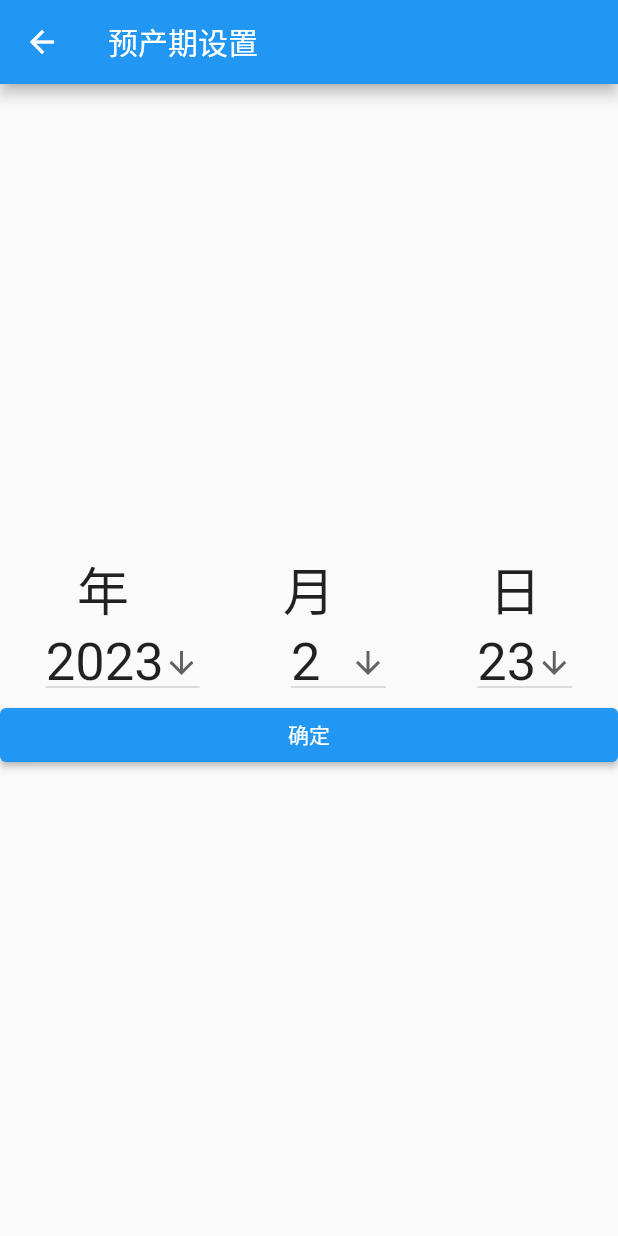
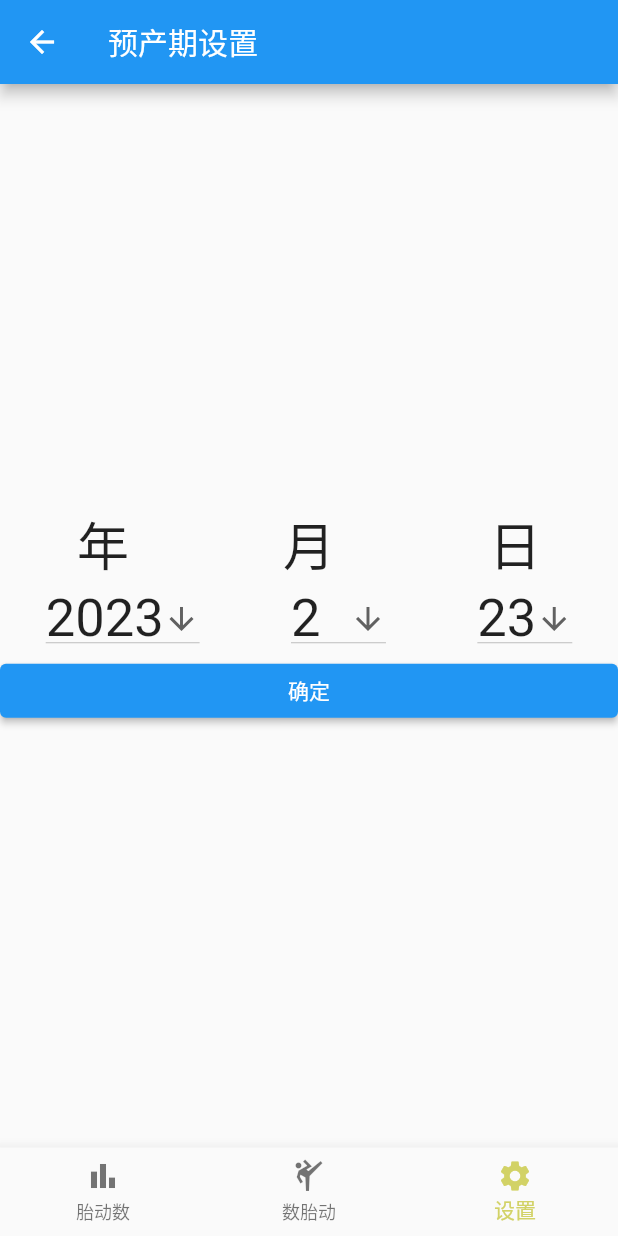
Before and after one commit to lostsquirrel/fetal_movement_counter, a Flutter app: the ExpectedDate screen opened by its route, on a phone screen of 412 x 824 dp. Run offline on Flutter 3.47's test engine with Material 2 defaults, Android fonts, the phone set to English and light mode, and no system bars; our stand-ins replace package_info_plus, sqflite; accounts and stored records are empty.

Commit message:
改为底部导航,实现预产期回显

```diff
--- a/lib/common.dart
+++ b/lib/common.dart
@@ -1,3 +1,6 @@
+import 'package:fetal_movement_counter/counter_view.dart';
+import 'package:fetal_movement_counter/home_view.dart';
+import 'package:fetal_movement_counter/init_view.dart';
 import 'package:flutter/material.dart';
 
 const minuteOfMilliseconds = 60 * 1000;
@@ -27,3 +30,36 @@ List<Widget> showError(Object? err) {
     ),
   ];
 }
+
+const routers = [
+  HomeView.routeName,
+  CounterView.routeName,
+  ExpectedDate.routeName,
+];
+BottomNavigationBar buildNavBar(int selectedIndex, BuildContext context) {
+  return BottomNavigationBar(
+      items: const <BottomNavigationBarItem>[
+        BottomNavigationBarItem(
+          icon: Icon(Icons.bar_chart),
+          label: '胎动数',
+          backgroundColor: Color.fromARGB(255, 91, 149, 236),
+        ),
+        BottomNavigationBarItem(
+          icon: Icon(Icons.sports_martial_arts),
+          label: '数胎动',
+          backgroundColor: Colors.green,
+        ),
+        BottomNavigationBarItem(
+          icon: Icon(Icons.settings),
+          label: '设置',
+          backgroundColor: Colors.pink,
+        ),
+      ],
+      currentIndex: selectedIndex,
+      selectedItemColor: const Color.fromARGB(255, 210, 210, 102),
+      onTap: (int index) {
+        if (index != selectedIndex) {
+          Navigator.pushReplacementNamed(context, routers[index]);
+        }
+      });
+}
--- a/lib/init_view.dart
+++ b/lib/init_view.dart
@@ -1,4 +1,3 @@
-import 'package:fetal_movement_counter/home_view.dart';
 import 'package:fetal_movement_counter/info_service.dart';
 import 'package:flutter/material.dart';
 
@@ -30,8 +29,19 @@ class _ExpectedDateState extends State<ExpectedDate> {
     var current = DateTime.now();
     year = current.year;
     month = current.month;
+    day = current.day;
+    getInfoModel().then((value) {
+      var expectedDate = value.expectedDate;
+      if (expectedDate != null) {
+        setState(() {
+          year = expectedDate.year;
+          month = expectedDate.month;
+          day = expectedDate.day;
+        });
+      }
+    });
+
     yearGap = month != 1;
-    day = current.day;
     start = DateTime(current.year, current.month, current.day);
     end = DateTime(current.year, current.month + monthes, current.day);
   }
@@ -40,34 +50,13 @@ class _ExpectedDateState extends State<ExpectedDate> {
   Widget build(BuildContext context) {
     return Scaffold(
       appBar: AppBar(title: const Text("预产期设置")),
-      body: FutureBuilder(
-        future: hasExpectedDate(),
-        builder: (BuildContext context, AsyncSnapshot<bool> snapshot) {
-          List<Widget> children;
-          if (snapshot.hasData) {
-            var hasExpectedDate = snapshot.data;
-            // print(hasExpectedDate);
-            if (hasExpectedDate != null && hasExpectedDate) {
-              Future.delayed(Duration.zero, () {
-                Navigator.pushReplacementNamed(context, HomeView.routeName);
-              });
-              children = [];
-            } else {
-              children = [_buildForm(context)];
-            }
-          } else if (snapshot.hasError) {
-            children = showError(snapshot.error);
-          } else {
-            children = shwoLoading;
-          }
-          return Center(
-            child: Column(
-              mainAxisAlignment: MainAxisAlignment.center,
-              children: children,
-            ),
-          );
-        },
+      body: Center(
+        child: Column(
+          mainAxisAlignment: MainAxisAlignment.center,
+          children: [_buildForm(context)],
+        ),
       ),
+      bottomNavigationBar: buildNavBar(2, context),
     );
   }
 
@@ -94,7 +83,11 @@ class _ExpectedDateState extends State<ExpectedDate> {
               child: const Text("确定"),
               onPressed: () {
                 addExpectedDate(DateTime(year, month, day)).then((value) {
-                  Navigator.pushNamed(context, HomeView.routeName);
+                  ScaffoldMessenger.of(context).showSnackBar(
+                    const SnackBar(
+                      content: Text("设置成功"),
+                    ),
+                  );
                 });
               },
             ))
```
Also changed, not shown: lib/counter_view.dart (+9 -7 lines), lib/home_view.dart (+7 -52 lines).
